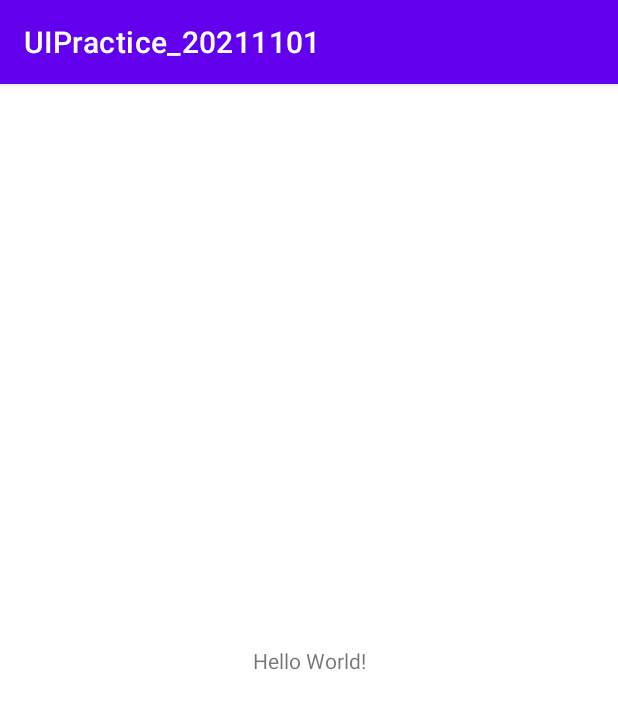
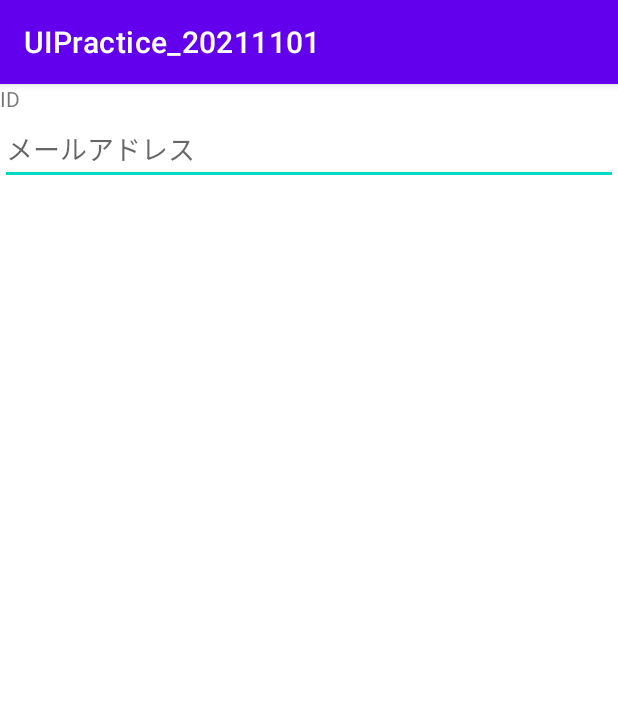
Before and after one commit to clearsky77/UIPractice_20211101, an Android app: the screen it shows after launch (MainActivity), on a phone screen of 412 x 824 dp. Shown: the top 709 px of the screen. Run offline under Robolectric (Android 15) with nearby library versions, the phone set to English and light mode, and no system bars.

Commit message:
ID入力 - EditText体験  - hint属性  - input type : email関連

```diff
--- a/app/src/main/res/layout/activity_main.xml
+++ b/app/src/main/res/layout/activity_main.xml
@@ -1,18 +1,21 @@
 <?xml version="1.0" encoding="utf-8"?>
-<androidx.constraintlayout.widget.ConstraintLayout xmlns:android="http://schemas.android.com/apk/res/android"
+<LinearLayout xmlns:android="http://schemas.android.com/apk/res/android"
     xmlns:app="http://schemas.android.com/apk/res-auto"
     xmlns:tools="http://schemas.android.com/tools"
     android:layout_width="match_parent"
     android:layout_height="match_parent"
+    android:orientation="vertical"
     tools:context=".MainActivity">
 
     <TextView
         android:layout_width="wrap_content"
         android:layout_height="wrap_content"
-        android:text="Hello World!"
-        app:layout_constraintBottom_toBottomOf="parent"
-        app:layout_constraintLeft_toLeftOf="parent"
-        app:layout_constraintRight_toRightOf="parent"
-        app:layout_constraintTop_toTopOf="parent" />
+        android:text="ID"/>
 
-</androidx.constraintlayout.widget.ConstraintLayout>
+    <EditText
+        android:layout_width="match_parent"
+        android:layout_height="wrap_content"
+        android:hint="メールアドレス"
+        android:inputType="textEmailAddress"/>
+
+</LinearLayout>
```
